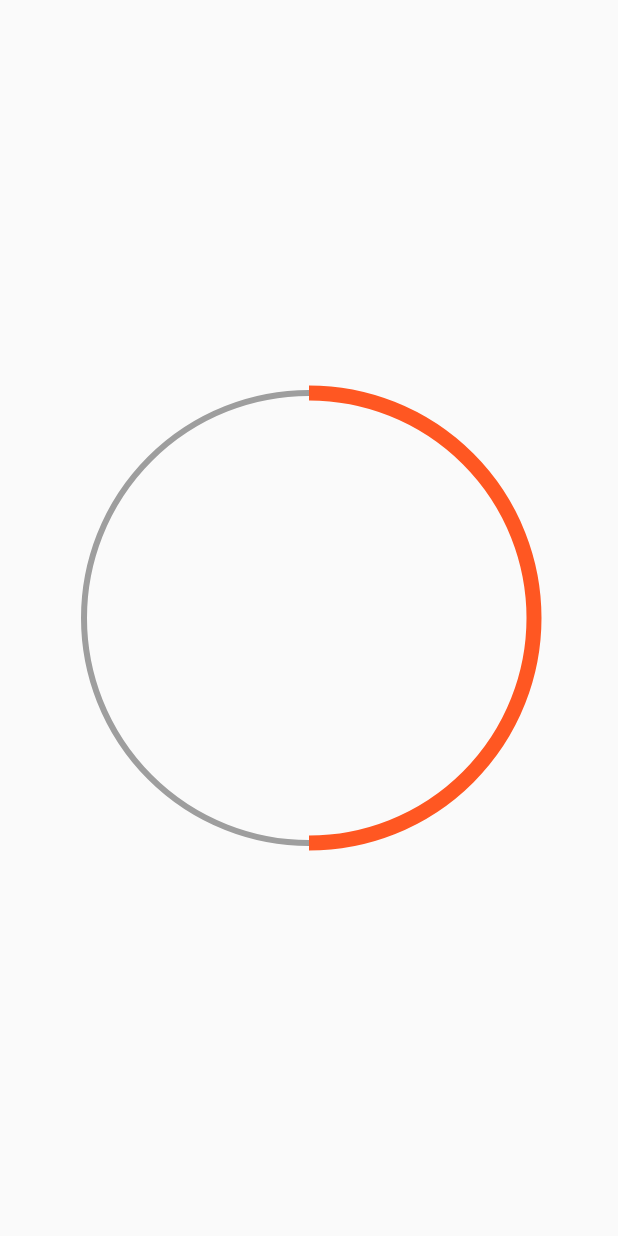
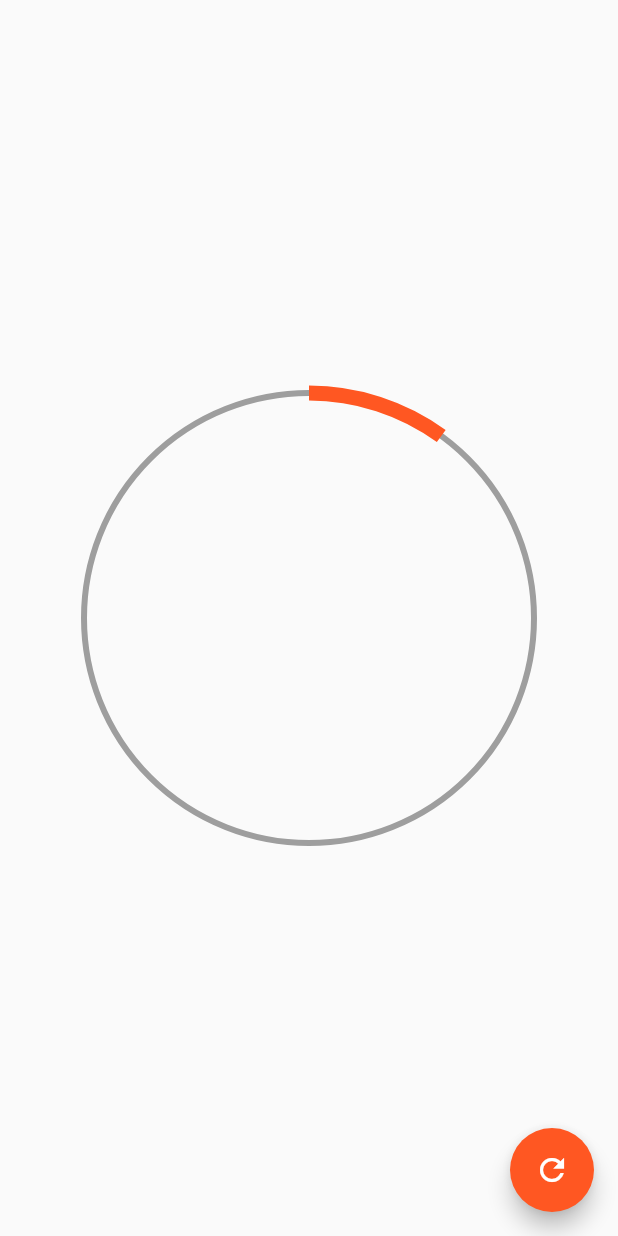
Before and after one commit to DavidBarcenas/flutter-painter-animations, a Flutter app: the screen it shows after launch, on a phone screen of 412 x 824 dp. Run offline on Flutter 3.47's test engine with Material 2 defaults, Android fonts, the phone set to English and light mode, and no system bars.

Commit message:
feat: Circular progress - setState

```diff
--- a/lib/src/pages/progress_page.dart
+++ b/lib/src/pages/progress_page.dart
@@ -8,15 +8,21 @@ class ProgressPage extends StatefulWidget {
 }
 
 class _ProgressPageState extends State<ProgressPage> {
+  double percentage = 10;
+
   @override
   Widget build(BuildContext context) {
     return Scaffold(
+      floatingActionButton: FloatingActionButton(
+          child: Icon(Icons.refresh),
+          backgroundColor: Colors.deepOrange,
+          onPressed: () => setState(() => percentage += 10)),
       body: Center(
         child: Container(
           width: 300,
           height: 300,
           // color: Colors.pinkAccent,
-          child: CustomPaint(painter: _RadialProgressPainter(50)),
+          child: CustomPaint(painter: _RadialProgressPainter(percentage)),
         ),
       ),
     );
```
